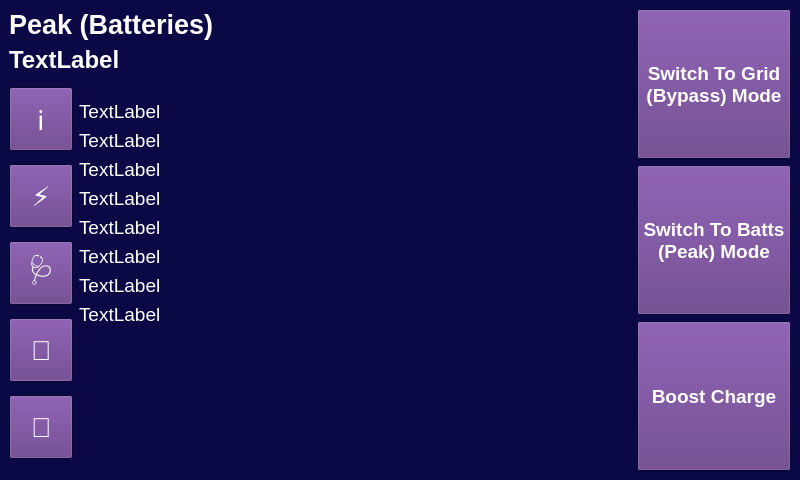
Tobster86/growatt-spf5000es-linux-control, file client/mainwindow.ui: the form before one commit.
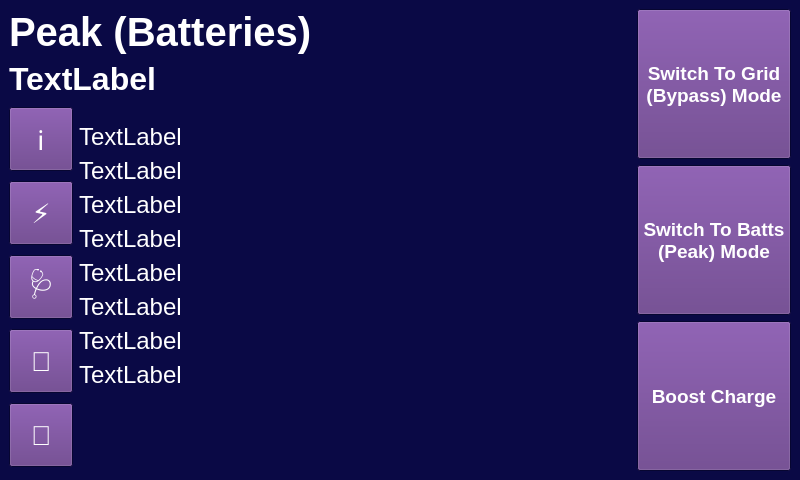
The form after the commit.

Commit message: Sorted UI out.

Diff of the .ui file:
```diff
--- a/client/mainwindow.ui
+++ b/client/mainwindow.ui
@@ -523,7 +523,7 @@
         </property>
         <property name="font">
          <font>
-          <pointsize>20</pointsize>
+          <pointsize>30</pointsize>
           <bold>true</bold>
          </font>
         </property>
@@ -542,7 +542,7 @@
         </property>
         <property name="font">
          <font>
-          <pointsize>18</pointsize>
+          <pointsize>24</pointsize>
           <bold>true</bold>
          </font>
         </property>
@@ -669,7 +669,7 @@
            <widget class="QLabel" name="lbl01">
             <property name="font">
              <font>
-              <pointsize>14</pointsize>
+              <pointsize>18</pointsize>
              </font>
             </property>
             <property name="text">
@@ -681,7 +681,7 @@
            <widget class="QLabel" name="lbl02">
             <property name="font">
              <font>
-              <pointsize>14</pointsize>
+              <pointsize>18</pointsize>
              </font>
             </property>
             <property name="text">
@@ -693,7 +693,7 @@
            <widget class="QLabel" name="lbl03">
             <property name="font">
              <font>
-              <pointsize>14</pointsize>
+              <pointsize>18</pointsize>
              </font>
             </property>
             <property name="text">
@@ -705,7 +705,7 @@
            <widget class="QLabel" name="lbl04">
             <property name="font">
              <font>
-              <pointsize>14</pointsize>
+              <pointsize>18</pointsize>
              </font>
             </property>
             <property name="text">
@@ -717,7 +717,7 @@
            <widget class="QLabel" name="lbl05">
             <property name="font">
              <font>
-              <pointsize>14</pointsize>
+              <pointsize>18</pointsize>
              </font>
             </property>
             <property name="text">
@@ -729,7 +729,7 @@
            <widget class="QLabel" name="lbl06">
             <property name="font">
              <font>
-              <pointsize>14</pointsize>
+              <pointsize>18</pointsize>
              </font>
             </property>
             <property name="text">
@@ -741,7 +741,7 @@
            <widget class="QLabel" name="lbl07">
             <property name="font">
              <font>
-              <pointsize>14</pointsize>
+              <pointsize>18</pointsize>
              </font>
             </property>
             <property name="text">
@@ -753,7 +753,7 @@
            <widget class="QLabel" name="lbl08">
             <property name="font">
              <font>
-              <pointsize>14</pointsize>
+              <pointsize>18</pointsize>
              </font>
             </property>
             <property name="text">
```
The commit also changes 1 other file.
